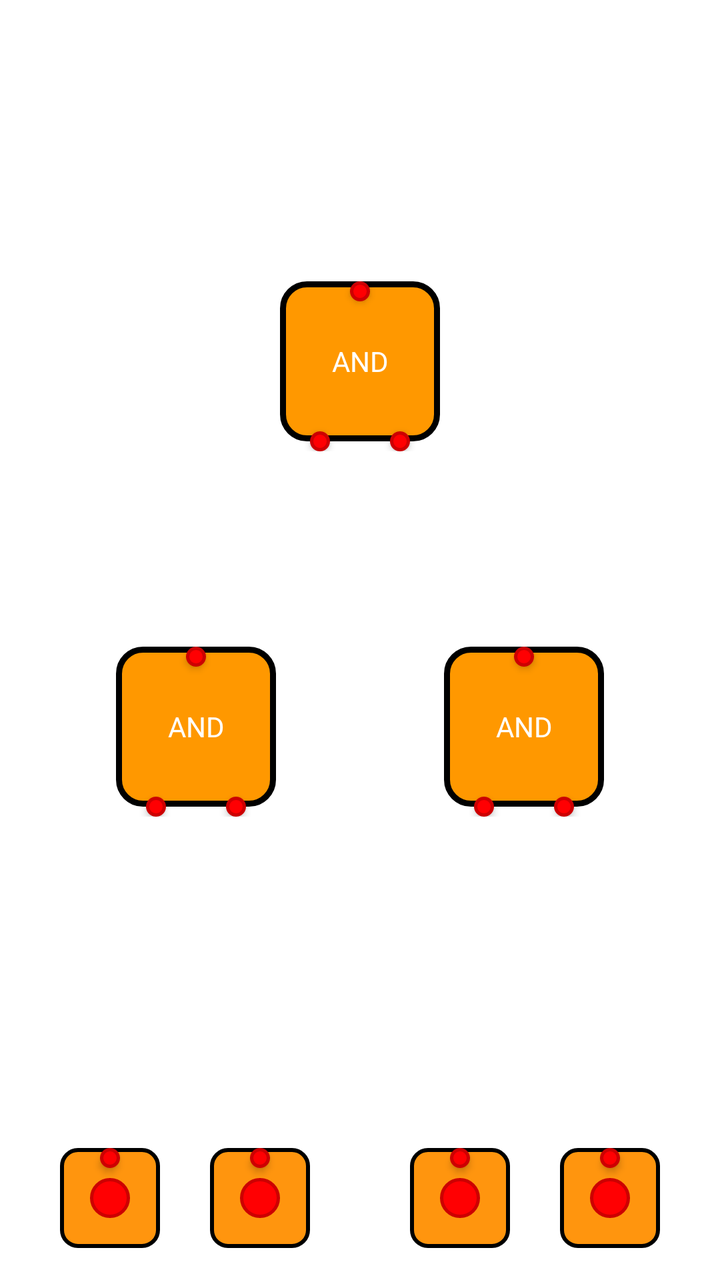
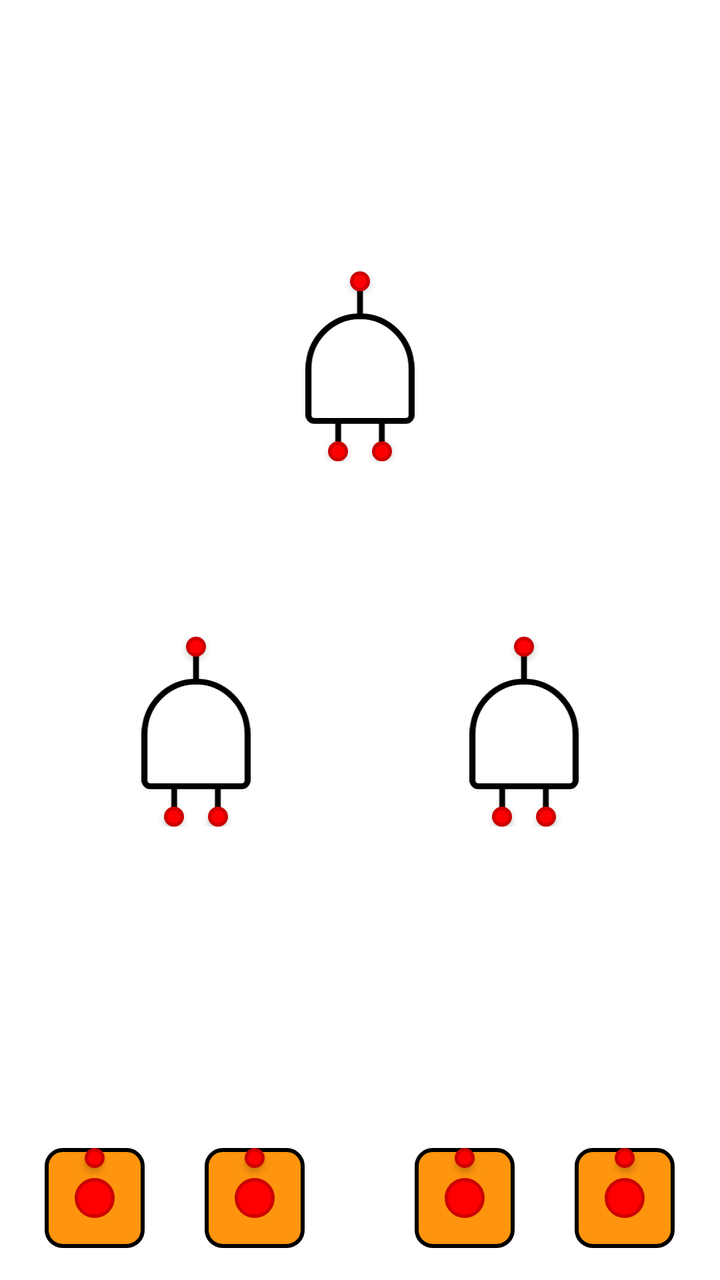

An Android layout rendered at two revisions. The XML below is the earlier revision; the diff shows what the commit changed to produce the second picture.
<!-- AndroidManifest.xml: another module's application theme Theme.PintuLogika -->
<!-- res/layout/item_level_1.xml -->
<?xml version="1.0" encoding="utf-8"?>
<androidx.constraintlayout.widget.ConstraintLayout xmlns:android="http://schemas.android.com/apk/res/android"
    android:layout_width="match_parent"
    android:layout_height="match_parent"
    xmlns:app="http://schemas.android.com/apk/res-auto"
    android:fitsSystemWindows="true"
    android:background="@android:color/white"
    android:padding="16dp">

    
    <FrameLayout
        android:layout_width="wrap_content"
        android:layout_height="wrap_content"
        android:tag="AND3"
        app:layout_constraintStart_toStartOf="parent"
        app:layout_constraintEnd_toEndOf="parent"
        app:layout_constraintTop_toBottomOf="@+id/guidelineHorizontal1"
        app:layout_constraintBottom_toTopOf="@+id/guidelineHorizontal2">

        <include
            android:id="@+id/gate_2"
            android:tag="gate_2"
            layout="@layout/gates_and"/>
    </FrameLayout>

    <FrameLayout
        android:layout_width="wrap_content"
        android:layout_height="wrap_content"
        android:tag="AND1"
        app:layout_constraintBottom_toTopOf="@+id/guidelineHorizontal4"
        app:layout_constraintEnd_toStartOf="@+id/guidelineVertical2"
        app:layout_constraintStart_toStartOf="parent"
        app:layout_constraintTop_toBottomOf="@+id/guidelineHorizontal3">

        <include
            android:id="@+id/gate_0"
            android:tag="gate_0"
            layout="@layout/gates_and"/>
    </FrameLayout>


    <FrameLayout
        android:layout_width="wrap_content"
        android:layout_height="wrap_content"
        android:tag="AND2"
        app:layout_constraintBottom_toTopOf="@+id/guidelineHorizontal4"
        app:layout_constraintEnd_toEndOf="parent"
        app:layout_constraintStart_toEndOf="@+id/guidelineVertical2"
        app:layout_constraintTop_toBottomOf="@+id/guidelineHorizontal3">

        <include
            android:id="@+id/gate_1"
            android:tag="gate_1"
            layout="@layout/gates_and"/>
    </FrameLayout>


    
    <LinearLayout
        android:id="@+id/input_row"
        android:layout_width="match_parent"
        android:layout_height="wrap_content"
        android:orientation="horizontal"
        android:gravity="center"
        android:translationZ="4dp"
        app:layout_constraintStart_toStartOf="parent"
        app:layout_constraintEnd_toEndOf="parent"
        app:layout_constraintBottom_toBottomOf="parent">

        
        <FrameLayout
            android:layout_width="wrap_content"
            android:layout_height="wrap_content"
            android:tag="input1">
            <include
                android:id="@+id/input_1"
                layout="@layout/custom_input" />
        </FrameLayout>

        
        <FrameLayout
            android:layout_width="wrap_content"
            android:layout_height="wrap_content"
            android:layout_marginHorizontal="25dp"
            android:tag="input2">
            <include
                android:id="@+id/input_2"
                layout="@layout/custom_input" />
        </FrameLayout>


        
        <FrameLayout
            android:layout_width="wrap_content"
            android:layout_height="wrap_content"
            android:layout_marginHorizontal="25dp"
            android:tag="input3">
            <include
                android:id="@+id/input_3"
                layout="@layout/custom_input" />
        </FrameLayout>

        
        <FrameLayout
            android:layout_width="wrap_content"
            android:layout_height="wrap_content"
            android:tag="input4">
            <include
                android:id="@+id/input_4"
                layout="@layout/custom_input" />
        </FrameLayout>

    </LinearLayout>

    
    <androidx.constraintlayout.widget.Guideline
        android:id="@+id/guidelineHorizontal1"
        android:layout_width="wrap_content"
        android:layout_height="64dp"
        android:orientation="horizontal"
        app:layout_constraintEnd_toEndOf="parent"
        app:layout_constraintGuide_percent="0.2"
        app:layout_constraintStart_toStartOf="parent" />


    <androidx.constraintlayout.widget.Guideline
        android:id="@+id/guidelineHorizontal2"
        android:layout_width="wrap_content"
        android:layout_height="64dp"
        android:orientation="horizontal"
        app:layout_constraintEnd_toEndOf="parent"
        app:layout_constraintGuide_percent="0.35"
        app:layout_constraintStart_toStartOf="parent" />

    <androidx.constraintlayout.widget.Guideline
        android:id="@+id/guidelineHorizontal3"
        android:layout_width="wrap_content"
        android:layout_height="64dp"
        android:orientation="horizontal"
        app:layout_constraintEnd_toEndOf="parent"
        app:layout_constraintGuide_percent="0.5"
        app:layout_constraintStart_toStartOf="parent" />

    <androidx.constraintlayout.widget.Guideline
        android:id="@+id/guidelineHorizontal4"
        android:layout_width="wrap_content"
        android:layout_height="64dp"
        android:orientation="horizontal"
        app:layout_constraintEnd_toEndOf="parent"
        app:layout_constraintGuide_percent="0.65"
        app:layout_constraintStart_toStartOf="parent" />

    <androidx.constraintlayout.widget.Guideline
        android:id="@+id/guidelineHorizontal5"
        android:layout_width="wrap_content"
        android:layout_height="64dp"
        android:orientation="horizontal"
        app:layout_constraintEnd_toEndOf="parent"
        app:layout_constraintGuide_percent="0.80"
        app:layout_constraintStart_toStartOf="parent" />


    
    <androidx.constraintlayout.widget.Guideline
        android:id="@+id/guidelineVertical1"
        android:layout_width="wrap_content"
        android:layout_height="64dp"
        android:orientation="vertical"
        app:layout_constraintEnd_toEndOf="parent"
        app:layout_constraintGuide_percent="0.25"
        app:layout_constraintStart_toStartOf="parent" />

    <androidx.constraintlayout.widget.Guideline
        android:id="@+id/guidelineVertical2"
        android:layout_width="wrap_content"
        android:layout_height="64dp"
        android:orientation="vertical"
        app:layout_constraintEnd_toEndOf="parent"
        app:layout_constraintGuide_percent="0.5"
        app:layout_constraintStart_toStartOf="parent" />

    <androidx.constraintlayout.widget.Guideline
        android:id="@+id/guidelineVertical3"
        android:layout_width="wrap_content"
        android:layout_height="64dp"
        android:orientation="vertical"
        app:layout_constraintEnd_toEndOf="parent"
        app:layout_constraintGuide_percent="0.75"
        app:layout_constraintStart_toStartOf="parent" />


</androidx.constraintlayout.widget.ConstraintLayout>
<!-- res/layout/gates_and.xml (included above) -->
<?xml version="1.0" encoding="utf-8"?>
<FrameLayout
    xmlns:android="http://schemas.android.com/apk/res/android"
    xmlns:app="http://schemas.android.com/apk/res-auto"
    android:layout_width="80dp"
    android:layout_height="85dp">

    
    <View
        android:id="@+id/dot_output"
        android:layout_width="10dp"
        android:layout_height="10dp"
        android:tag="output_0"
        android:layout_gravity="top|center"
        android:background="@drawable/red_dot_indicator_stroke"
        android:translationZ="2dp" />

    
    <View
        android:id="@+id/dot_input_0"
        android:layout_width="10dp"
        android:layout_height="10dp"
        android:tag="input_0"
        android:background="@drawable/red_dot_indicator_stroke"
        android:layout_gravity="bottom|start"
        android:layout_marginStart="15dp"
        android:translationZ="2dp"/>

    
    <View
        android:id="@+id/dot_input_1"
        android:layout_width="10dp"
        android:layout_height="10dp"
        android:tag="input_1"
        android:background="@drawable/red_dot_indicator_stroke"
        android:layout_gravity="bottom|end"
        android:layout_marginEnd="15dp"
        android:translationZ="2dp" />

    
    <TextView
        android:id="@+id/and"
        android:layout_width="80dp"
        android:layout_height="80dp"
        android:background="@drawable/final_gate_background"
        android:gravity="center"
        android:text="AND"
        android:textColor="@color/white"
        app:layout_constraintTop_toTopOf="parent"
        app:layout_constraintBottom_toBottomOf="parent"
        app:layout_constraintStart_toStartOf="parent"
        app:layout_constraintEnd_toEndOf="parent" />

</FrameLayout>
<!-- res/layout/custom_input.xml (included above) -->
<?xml version="1.0" encoding="utf-8"?>
<FrameLayout xmlns:android="http://schemas.android.com/apk/res/android"
    android:layout_width="50dp"
    android:layout_height="50dp"
    xmlns:app="http://schemas.android.com/apk/res-auto"
    android:background="@drawable/bg_custom_switch">

        <View
            android:id="@+id/dot_output"
            android:layout_width="10dp"
            android:layout_height="10dp"
            android:layout_gravity="top|center"
            android:tag="output_0"
            android:background="@drawable/red_dot_indicator_stroke"
            android:translationZ="2dp" />

        <View
            android:id="@+id/dot_indicator"
            android:layout_width="20dp"
            android:layout_height="20dp"
            android:layout_gravity="center"
            android:background="@drawable/red_dot_indicator_stroke" />

</FrameLayout>
<!-- resources referenced by this layout -->
<resources>
  <color name="white">#FFFFFFFF</color>
  <!-- drawable bg_custom_switch (drawable) -->
  <?xml version="1.0" encoding="utf-8"?>
  <shape xmlns:android="http://schemas.android.com/apk/res/android">
      <solid android:color="@color/orange_medium" />
      <corners android:radius="8dp" />
      <stroke
          android:width="2dp"
          android:color="@android:color/black" />
  </shape>
  <!-- drawable final_gate_background (drawable) -->
  <?xml version="1.0" encoding="utf-8"?>
  <shape xmlns:android="http://schemas.android.com/apk/res/android">
      <solid android:color="@color/orange_dark" />
      <corners android:radius="12dp" />
      <stroke
          android:width="3dp"
          android:color="@android:color/black" />
  </shape>
  <!-- drawable red_dot_indicator_stroke (drawable) -->
  <?xml version="1.0" encoding="utf-8"?>
  <shape xmlns:android="http://schemas.android.com/apk/res/android"
      android:shape="oval">
  
      
      <solid android:color="@color/red_indicator" />
  
      
      <stroke
          android:width="1.5dp"
          android:color="@color/red_dot_indicator" />
  </shape>
  <style name="Theme.PintuLogika" parent="Base.Theme.PintuLogika" />
  <color name="orange_medium">#FF950E</color>
  <color name="orange_dark">#FF9800</color>
  <color name="red_indicator">#FF0002</color>
  <color name="red_dot_indicator">#CC0002</color>
  <style name="Base.Theme.PintuLogika" parent="Theme.Material3.DayNight.NoActionBar">
          
          
      </style>
</resources>

<!-- the commit's change to res/layout/item_level_1.xml (unified diff, before → after) -->
@@ -81,7 +81,7 @@
         <FrameLayout
             android:layout_width="wrap_content"
             android:layout_height="wrap_content"
-            android:layout_marginHorizontal="25dp"
+            android:layout_marginHorizontal="30dp"
             android:tag="input2">
             <include
                 android:id="@+id/input_2"
@@ -104,6 +104,7 @@
         <FrameLayout
             android:layout_width="wrap_content"
             android:layout_height="wrap_content"
+            android:layout_marginStart="5dp"
             android:tag="input4">
             <include
                 android:id="@+id/input_4"
@@ -195,8 +196,8 @@
 <FrameLayout
     xmlns:android="http://schemas.android.com/apk/res/android"
     xmlns:app="http://schemas.android.com/apk/res-auto"
-    android:layout_width="80dp"
-    android:layout_height="85dp">
+    android:layout_width="90dp"
+    android:layout_height="95dp">
 
     
     <View
@@ -216,7 +217,7 @@
         android:tag="input_0"
         android:background="@drawable/red_dot_indicator_stroke"
         android:layout_gravity="bottom|start"
-        android:layout_marginStart="15dp"
+        android:layout_marginStart="29dp"
         android:translationZ="2dp"/>
 
     
@@ -227,16 +228,16 @@
         android:tag="input_1"
         android:background="@drawable/red_dot_indicator_stroke"
         android:layout_gravity="bottom|end"
-        android:layout_marginEnd="15dp"
+        android:layout_marginEnd="29dp"
         android:translationZ="2dp" />
 
     
-    <TextView
+    <ImageView
         android:id="@+id/and"
         android:layout_width="80dp"
         android:layout_height="80dp"
-        android:background="@drawable/final_gate_background"
-        android:gravity="center"
+        android:src="@drawable/ic_gate_and_40"
+        android:layout_gravity="center"
         android:text="AND"
         android:textColor="@color/white"
         app:layout_constraintTop_toTopOf="parent"
<!-- resource entries referenced after the edit -->
@@ -10,15 +10,24 @@
           android:width="2dp"
           android:color="@android:color/black" />
   </shape>
-  <!-- drawable final_gate_background (drawable) -->
-  <?xml version="1.0" encoding="utf-8"?>
-  <shape xmlns:android="http://schemas.android.com/apk/res/android">
-      <solid android:color="@color/orange_dark" />
-      <corners android:radius="12dp" />
-      <stroke
-          android:width="3dp"
-          android:color="@android:color/black" />
-  </shape>
+  <!-- drawable ic_gate_and_40 (drawable) -->
+  <vector xmlns:android="http://schemas.android.com/apk/res/android"
+      android:width="187dp"
+      android:height="275dp"
+      android:viewportWidth="187"
+      android:viewportHeight="275">
+    <path
+        android:pathData="M93.5,52V5M56,270L56,232M131,270V232"
+        android:strokeWidth="10"
+        android:fillColor="#00000000"
+        android:strokeColor="#000000"
+        android:strokeLineCap="round"/>
+    <path
+        android:pathData="M15,232C9.48,232 5,227.52 5,222L5,142C5,92.29 44.62,52 93.5,52C142.38,52 182,92.29 182,142V222C182,227.52 177.52,232 172,232H15Z"
+        android:strokeWidth="10"
+        android:fillColor="#00000000"
+        android:strokeColor="#000000"/>
+  </vector>
   <!-- drawable red_dot_indicator_stroke (drawable) -->
   <?xml version="1.0" encoding="utf-8"?>
   <shape xmlns:android="http://schemas.android.com/apk/res/android"
@@ -34,12 +43,22 @@
   </shape>
   <style name="Theme.PintuLogika" parent="Base.Theme.PintuLogika" />
   <color name="orange_medium">#FF950E</color>
-  <color name="orange_dark">#FF9800</color>
   <color name="red_indicator">#FF0002</color>
   <color name="red_dot_indicator">#CC0002</color>
   <style name="Base.Theme.PintuLogika" parent="Theme.Material3.DayNight.NoActionBar">
           
           
+  
+  
+          <item name="android:statusBarColor">@android:color/transparent</item>
+          <item name="android:windowTranslucentStatus">true</item>
+          <item name="android:windowLightStatusBar">true</item> 
+  
+          <item name="android:windowSplashScreenBackground">@color/white</item>
+          <item name="android:windowSplashScreenAnimatedIcon">@drawable/logo</item>
+          <item name="android:windowSplashScreenIconBackgroundColor">@android:color/transparent</item>
+          <item name="postSplashScreenTheme">@style/Theme.PintuLogika</item>
       </style>
+  <!-- drawable logo: vector/xml drawable (drawable, 42423 chars, omitted) -->
 </resources>
 
